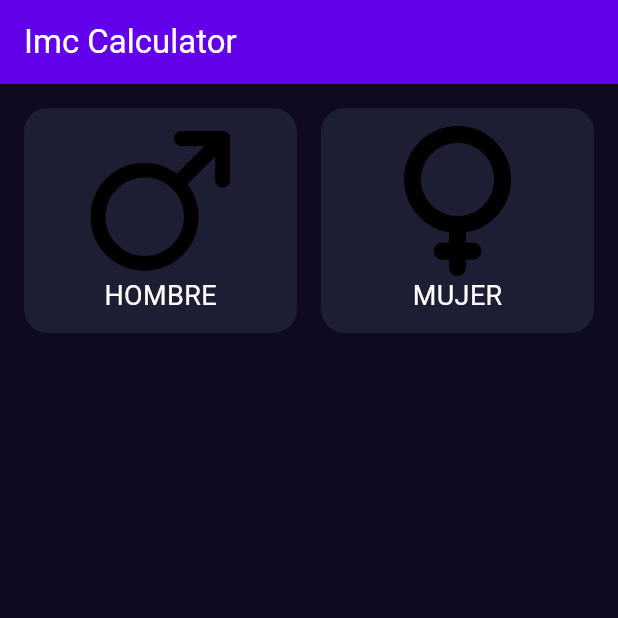
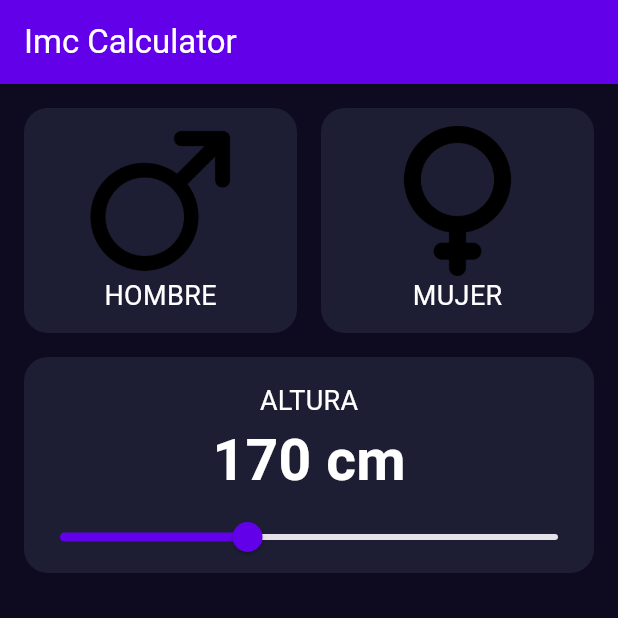
Before and after one commit to Vladimir4063/imc_calculator_app, a Flutter app: the screen it shows after launch, on a phone screen of 412 x 824 dp, the top half of it. Run offline on Flutter 3.47's test engine with Material 3 defaults, Android fonts, the phone set to English and light mode, and no system bars.

Commit message:
add component Height Selector

```diff
--- /dev/null
+++ b/lib/components/height_selector.dart
@@ -0,0 +1,47 @@
+import 'package:flutter/material.dart';
+import 'package:imc_calculator_app/core/app_colors.dart';
+import 'package:imc_calculator_app/core/text_styles.dart';
+
+class HeightSelector extends StatefulWidget {
+  const HeightSelector({super.key});
+
+  @override
+  State<HeightSelector> createState() => _HeightSelectorState();
+}
+
+class _HeightSelectorState extends State<HeightSelector> {
+  double height = 170; // Altura inicial
+
+  @override
+  Widget build(BuildContext context) {
+    return Padding(
+      padding: const EdgeInsets.only(left: 16, top: 0, bottom: 16, right: 16),
+      child: Container(
+        decoration: BoxDecoration(
+          color: AppColors.backgroundComponent,
+          borderRadius: BorderRadius.circular(16)
+        ),
+        child: Column(
+          children: [
+            SizedBox(height: 16,),
+            Text("ALTURA", style: TextStyles.bodyText,),
+            Text("${height.toStringAsFixed(0)} cm", style: TextStyle(color: Colors.white, fontSize: 38, fontWeight: FontWeight.bold),),
+            Slider(
+              value: height,
+              onChanged: (newHeight) {
+                setState(() {
+                  height = newHeight;
+                });
+              },
+              min: 140,
+              max: 220,
+              divisions: 80,
+              label: "${height.toStringAsFixed(0)} cm",
+              activeColor: AppColors.primary
+            )
+          ],
+        ),
+      ),
+    );
+  }
+}
--- a/lib/main.dart
+++ b/lib/main.dart
@@ -12,6 +12,7 @@
   @override
   Widget build(BuildContext context) {
     return MaterialApp(
+      debugShowCheckedModeBanner: false,
       home: Scaffold(
         backgroundColor: AppColors.background,
         appBar: AppBar(
@@ -19,7 +20,7 @@
           title: Text("Imc Calculator"),
           foregroundColor: Colors.white,
         ),
-        body: ImcHomeScreen()
+        body: ImcHomeScreen(),
       ),
     );
   }
--- a/lib/screens/imc_home_screen.dart
+++ b/lib/screens/imc_home_screen.dart
@@ -1,5 +1,6 @@
 import 'package:flutter/material.dart';
 import 'package:imc_calculator_app/components/gender_selector.dart';
+import 'package:imc_calculator_app/components/height_selector.dart';
 
 class ImcHomeScreen extends StatefulWidget {
   const ImcHomeScreen({super.key});
@@ -13,7 +14,8 @@
   Widget build(BuildContext context) {
     return Column(
       children: [
-        GenderSelector()
+        GenderSelector(),
+        HeightSelector()
       ],
     );
   }
```
